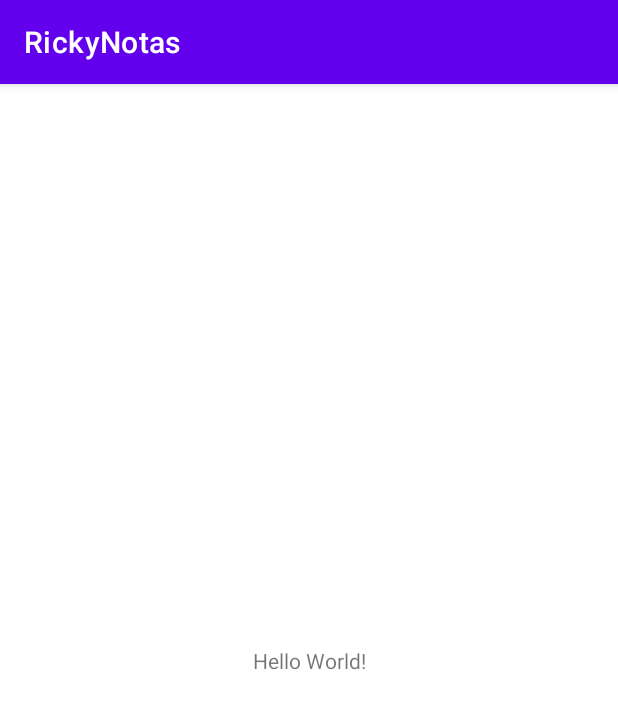
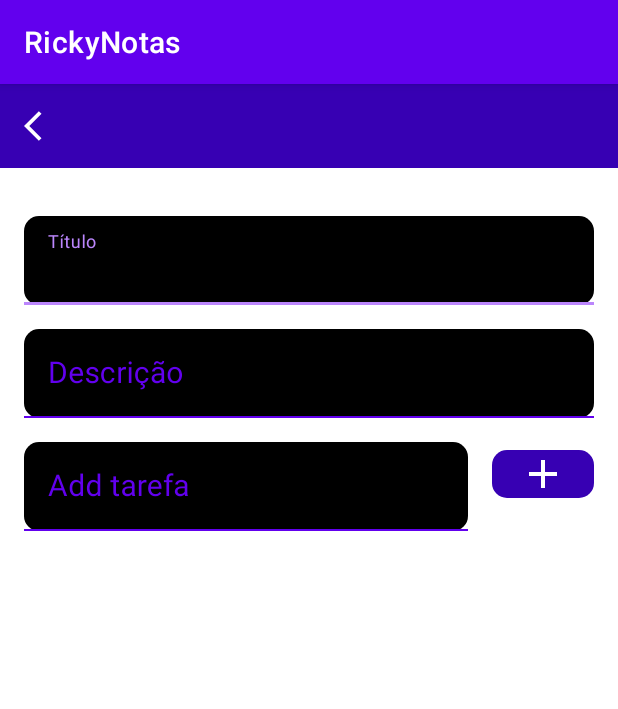
Before and after one commit to biduzilla/ricky-notas, an Android app: the screen it shows after launch (MainActivity before the commit, FormActivity after it), on a phone screen of 412 x 824 dp. Shown: the top 709 px of the screen. Run offline under Robolectric (Android 15) with nearby library versions, the phone set to English and light mode, and no system bars.

Commit message:
layout form notas

```diff
--- /dev/null
+++ b/app/src/main/java/com/example/rickynotas/ui/activity/FormActivity.java
@@ -0,0 +1,16 @@
+package com.example.rickynotas.ui.activity;
+
+import androidx.appcompat.app.AppCompatActivity;
+
+import android.os.Bundle;
+
+import com.example.rickynotas.R;
+
+public class FormActivity extends AppCompatActivity {
+
+    @Override
+    protected void onCreate(Bundle savedInstanceState) {
+        super.onCreate(savedInstanceState);
+        setContentView(R.layout.activity_form);
+    }
+}
--- a/app/src/main/java/com/example/rickynotas/MainActivity.kt
+++ b/app/src/main/java/com/example/rickynotas/ui/activity/MainActivity.kt
@@ -1,7 +1,8 @@
-package com.example.rickynotas
+package com.example.rickynotas.ui.activity
 
 import androidx.appcompat.app.AppCompatActivity
 import android.os.Bundle
+import com.example.rickynotas.R
 
 class MainActivity : AppCompatActivity() {
     override fun onCreate(savedInstanceState: Bundle?) {
--- /dev/null
+++ b/app/src/main/res/color/on_press.xml
@@ -0,0 +1,6 @@
+<?xml version="1.0" encoding="utf-8"?>
+<selector xmlns:android="http://schemas.android.com/apk/res/android">
+    <item android:color="@color/black" android:state_pressed="true"/>
+    <item android:color="#cfc" android:state_hovered="true"/>
+    <item android:color="@color/white"/>
+</selector>
--- /dev/null
+++ b/app/src/main/res/color/on_press_purple.xml
@@ -0,0 +1,11 @@
+<?xml version="1.0" encoding="utf-8"?>
+<selector xmlns:android="http://schemas.android.com/apk/res/android">
+    <item android:color="@color/purple_500" android:state_pressed="true">
+        <shape android:shape="rectangle">
+            <solid android:color="@color/light_green" />
+            <corners android:radius="10dp" />
+        </shape>
+    </item>
+    <item android:color="#cfc" android:state_hovered="true"/>
+    <item android:color="@color/purple_700"/>
+</selector>
--- /dev/null
+++ b/app/src/main/res/color/text_input_box_stroke.xml
@@ -0,0 +1,6 @@
+<?xml version="1.0" encoding="utf-8"?>
+<selector xmlns:android="http://schemas.android.com/apk/res/android">
+    <item android:color="@color/purple_200" android:state_focused="true"/>
+    <item android:color="#cfc" android:state_hovered="true"/>
+    <item android:color="@color/purple_500"/>
+</selector>
--- /dev/null
+++ b/app/src/main/res/drawable/btn_press_purple.xml
@@ -0,0 +1,15 @@
+<?xml version="1.0" encoding="utf-8"?>
+<selector xmlns:android="http://schemas.android.com/apk/res/android">
+    <item android:state_pressed="true">
+        <shape android:shape="rectangle">
+            <solid android:color="@color/purple_500" />
+            <corners android:radius="10dp" />
+        </shape>
+    </item>
+    <item>
+        <shape android:shape="rectangle">
+            <solid android:color="@color/purple_700" />
+            <corners android:radius="10dp" />
+        </shape>
+    </item>
+</selector>
--- /dev/null
+++ b/app/src/main/res/drawable/ic_add.xml
@@ -0,0 +1,5 @@
+<vector android:height="32dp" android:tint="#000000"
+    android:viewportHeight="24" android:viewportWidth="24"
+    android:width="32dp" xmlns:android="http://schemas.android.com/apk/res/android">
+    <path android:fillColor="@android:color/white" android:pathData="M19,13h-6v6h-2v-6H5v-2h6V5h2v6h6v2z"/>
+</vector>
--- /dev/null
+++ b/app/src/main/res/drawable/ic_back.xml
@@ -0,0 +1,5 @@
+<vector android:autoMirrored="true" android:height="24dp"
+    android:tint="#000000" android:viewportHeight="24"
+    android:viewportWidth="24" android:width="24dp" xmlns:android="http://schemas.android.com/apk/res/android">
+    <path android:fillColor="@android:color/white" android:pathData="M11.67,3.87L9.9,2.1 0,12l9.9,9.9 1.77,-1.77L3.54,12z"/>
+</vector>
--- /dev/null
+++ b/app/src/main/res/drawable/ic_remove.xml
@@ -0,0 +1,5 @@
+<vector android:height="24dp" android:tint="#000000"
+    android:viewportHeight="24" android:viewportWidth="24"
+    android:width="24dp" xmlns:android="http://schemas.android.com/apk/res/android">
+    <path android:fillColor="@android:color/white" android:pathData="M19,13H5v-2h14v2z"/>
+</vector>
--- /dev/null
+++ b/app/src/main/res/layout/activity_form.xml
@@ -0,0 +1,139 @@
+<?xml version="1.0" encoding="utf-8"?>
+<androidx.constraintlayout.widget.ConstraintLayout xmlns:android="http://schemas.android.com/apk/res/android"
+    xmlns:app="http://schemas.android.com/apk/res-auto"
+    xmlns:tools="http://schemas.android.com/tools"
+    android:layout_width="match_parent"
+    android:layout_height="match_parent"
+    tools:context=".ui.activity.FormActivity">
+
+    <include
+        android:id="@+id/toolbar_voltar"
+        layout="@layout/toolbar_voltar"
+        app:layout_constraintEnd_toEndOf="parent"
+        app:layout_constraintStart_toStartOf="parent"
+        app:layout_constraintTop_toTopOf="parent" />
+
+    <ScrollView
+        android:layout_width="match_parent"
+        android:layout_height="0dp"
+        android:fillViewport="true"
+        app:layout_constraintBottom_toBottomOf="parent"
+        app:layout_constraintEnd_toEndOf="parent"
+        app:layout_constraintStart_toStartOf="parent"
+        app:layout_constraintTop_toBottomOf="@+id/toolbar_voltar">
+
+        <LinearLayout
+            android:layout_width="match_parent"
+            android:layout_height="wrap_content"
+            android:layout_margin="16dp"
+            android:orientation="vertical">
+
+            <com.google.android.material.textfield.TextInputLayout
+                style="@style/LoginTextInputLayoutStyle"
+                android:layout_width="match_parent"
+                android:layout_height="wrap_content"
+                android:layout_marginTop="16dp"
+                android:hint="@string/titulo"
+                android:textColorHint="@color/text_input_box_stroke"
+                app:boxBackgroundColor="@color/black"
+                app:boxCornerRadiusBottomEnd="10dp"
+                app:boxCornerRadiusBottomStart="10dp"
+                app:boxCornerRadiusTopEnd="10dp"
+                app:boxCornerRadiusTopStart="10dp"
+                app:boxStrokeColor="@color/text_input_box_stroke"
+                app:hintTextColor="@color/text_input_box_stroke">
+
+                <com.google.android.material.textfield.TextInputEditText
+                    android:id="@+id/edt_titulo"
+                    android:layout_width="match_parent"
+                    android:layout_height="wrap_content"
+                    android:inputType="textPersonName"
+                    android:padding="16dp"
+                    android:textColor="@color/purple_200"
+                    android:textSize="20sp"
+                    app:drawableTint="@color/text_input_box_stroke" />
+            </com.google.android.material.textfield.TextInputLayout>
+
+            <com.google.android.material.textfield.TextInputLayout
+                style="@style/LoginTextInputLayoutStyle"
+                android:layout_width="match_parent"
+                android:layout_height="wrap_content"
+                android:layout_marginTop="16dp"
+                android:hint="@string/descricao"
+                android:textColorHint="@color/text_input_box_stroke"
+                app:boxBackgroundColor="@color/black"
+                app:boxCornerRadiusBottomEnd="10dp"
+                app:boxCornerRadiusBottomStart="10dp"
+                app:boxCornerRadiusTopEnd="10dp"
+                app:boxCornerRadiusTopStart="10dp"
+                app:boxStrokeColor="@color/text_input_box_stroke"
+                app:hintTextColor="@color/text_input_box_stroke">
+
+                <com.google.android.material.textfield.TextInputEditText
+                    android:id="@+id/edt_descricao"
+                    android:layout_width="match_parent"
+                    android:layout_height="wrap_content"
+                    android:inputType="textPersonName"
+                    android:padding="16dp"
+                    android:textColor="@color/purple_200"
+                    android:textSize="20sp"
+                    app:drawableTint="@color/text_input_box_stroke" />
+            </com.google.android.material.textfield.TextInputLayout>
+
+            <LinearLayout
+                android:layout_width="match_parent"
+                android:layout_height="wrap_content"
+                android:orientation="horizontal">
+
+                <com.google.android.material.textfield.TextInputLayout
+                    style="@style/LoginTextInputLayoutStyle"
+                    android:layout_width="match_parent"
+                    android:layout_height="wrap_content"
+                    android:layout_marginTop="16dp"
+                    android:layout_marginEnd="8dp"
+                    android:layout_weight="1"
+                    android:hint="@string/tarefa"
+                    android:textColorHint="@color/text_input_box_stroke"
+                    app:boxBackgroundColor="@color/black"
+                    app:boxCornerRadiusBottomEnd="10dp"
+                    app:boxCornerRadiusBottomStart="10dp"
+                    app:boxCornerRadiusTopEnd="10dp"
+                    app:boxCornerRadiusTopStart="10dp"
+                    app:boxStrokeColor="@color/text_input_box_stroke"
+                    app:hintTextColor="@color/text_input_box_stroke">
+
+                    <com.google.android.material.textfield.TextInputEditText
+                        android:id="@+id/edt_tarefa"
+                        android:layout_width="match_parent"
+                        android:layout_height="wrap_content"
+                        android:inputType="textPersonName"
+                        android:padding="16dp"
+                        android:textColor="@color/purple_200"
+                        android:textSize="20sp"
+                        app:drawableTint="@color/text_input_box_stroke" />
+                </com.google.android.material.textfield.TextInputLayout>
+
+                <ImageButton
+                    android:id="@+id/btn_add_tarefa"
+                    android:layout_width="match_parent"
+                    android:layout_height="wrap_content"
+                    android:layout_gravity="center"
+                    android:clickable="true"
+                    android:layout_marginStart="8dp"
+                    android:layout_weight="4"
+                    android:background="@drawable/btn_press_purple"
+                    android:src="@drawable/ic_add"
+                    app:tint="@color/white"
+                    android:focusable="true" />
+            </LinearLayout>
+
+            <androidx.recyclerview.widget.RecyclerView
+                android:id="@+id/rv_tarefas"
+                android:layout_width="match_parent"
+                android:layout_height="wrap_content"
+                tools:listitem="@layout/item_tarefa"/>
+        </LinearLayout>
+
+    </ScrollView>
+
+</androidx.constraintlayout.widget.ConstraintLayout>
--- a/app/src/main/res/layout/activity_main.xml
+++ b/app/src/main/res/layout/activity_main.xml
@@ -4,7 +4,7 @@
     xmlns:tools="http://schemas.android.com/tools"
     android:layout_width="match_parent"
     android:layout_height="match_parent"
-    tools:context=".MainActivity">
+    tools:context=".ui.activity.MainActivity">
 
     <TextView
         android:layout_width="wrap_content"
--- /dev/null
+++ b/app/src/main/res/layout/item_tarefa.xml
@@ -0,0 +1,37 @@
+<?xml version="1.0" encoding="utf-8"?>
+<androidx.cardview.widget.CardView xmlns:android="http://schemas.android.com/apk/res/android"
+    xmlns:app="http://schemas.android.com/apk/res-auto"
+    xmlns:tools="http://schemas.android.com/tools"
+    android:layout_width="match_parent"
+    android:layout_height="wrap_content"
+    app:cardCornerRadius="10dp"
+    app:cardElevation="10dp">
+
+    <LinearLayout
+        android:layout_width="match_parent"
+        android:layout_height="wrap_content"
+        android:orientation="horizontal">
+
+        <CheckBox
+            android:id="@+id/checkBox"
+            android:layout_width="match_parent"
+            android:layout_height="wrap_content"
+            android:layout_margin="16dp"
+            android:layout_marginTop="16dp"
+            android:layout_weight="1"
+            android:textSize="18sp"
+            tools:text="Painting" />
+
+        <ImageButton
+            android:layout_width="match_parent"
+            android:layout_height="match_parent"
+            android:layout_gravity="center"
+            android:layout_margin="8dp"
+            android:layout_weight="5"
+            android:background="@drawable/btn_press_purple"
+            android:src="@drawable/ic_remove"
+            app:tint="@color/white"/>
+    </LinearLayout>
+
+
+</androidx.cardview.widget.CardView>
--- /dev/null
+++ b/app/src/main/res/layout/toolbar_voltar.xml
@@ -0,0 +1,35 @@
+<?xml version="1.0" encoding="utf-8"?>
+<androidx.constraintlayout.widget.ConstraintLayout xmlns:android="http://schemas.android.com/apk/res/android"
+    xmlns:app="http://schemas.android.com/apk/res-auto"
+    xmlns:tools="http://schemas.android.com/tools"
+    android:layout_width="match_parent"
+    android:layout_height="?actionBarSize"
+    android:background="@color/purple_700">
+
+    <ImageButton
+        android:id="@+id/btn_voltar"
+        android:layout_width="wrap_content"
+        android:layout_height="match_parent"
+        android:background="@android:color/transparent"
+        android:paddingStart="16dp"
+        android:src="@drawable/ic_back"
+        app:layout_constraintBottom_toBottomOf="parent"
+        app:layout_constraintStart_toStartOf="parent"
+        app:layout_constraintTop_toTopOf="parent"
+        app:tint="@color/on_press" />
+
+    <TextView
+        android:id="@+id/txt_titulo"
+        android:layout_width="match_parent"
+        android:layout_height="wrap_content"
+        android:textAlignment="center"
+        android:textColor="@color/white"
+        android:textSize="20sp"
+        android:textStyle="bold"
+        app:layout_constraintBottom_toBottomOf="parent"
+        app:layout_constraintEnd_toEndOf="parent"
+        app:layout_constraintStart_toStartOf="parent"
+        app:layout_constraintTop_toTopOf="parent"
+        tools:text="titulo" />
+
+</androidx.constraintlayout.widget.ConstraintLayout>
--- a/app/src/main/res/values-night/themes.xml
+++ b/app/src/main/res/values-night/themes.xml
@@ -1,6 +1,6 @@
 <resources xmlns:tools="http://schemas.android.com/tools">
     <!-- Base application theme. -->
-    <style name="Theme.RickyNotas" parent="Theme.MaterialComponents.DayNight.DarkActionBar">
+    <style name="Theme.RickyNotas" parent="Theme.MaterialComponents.DayNight.NoActionBar">
         <!-- Primary brand color. -->
         <item name="colorPrimary">@color/purple_200</item>
         <item name="colorPrimaryVariant">@color/purple_700</item>
@@ -13,4 +13,8 @@
         <item name="android:statusBarColor">?attr/colorPrimaryVariant</item>
         <!-- Customize your theme here. -->
     </style>
+
+    <style name="LoginTextInputLayoutStyle" parent="Widget.MaterialComponents.TextInputLayout.OutlinedBox.Dense">
+        <item name="boxStrokeColor">@color/text_input_box_stroke</item>
+    </style>
 </resources>
--- a/app/src/main/res/values/strings.xml
+++ b/app/src/main/res/values/strings.xml
@@ -1,3 +1,6 @@
 <resources>
     <string name="app_name">RickyNotas</string>
+    <string name="titulo">Título</string>
+    <string name="descricao">Descrição</string>
+    <string name="tarefa">Add tarefa</string>
 </resources>
```
Also changed, not shown: app/build.gradle (+5 -2 lines), app/src/main/AndroidManifest.xml (+12 -4 lines).
